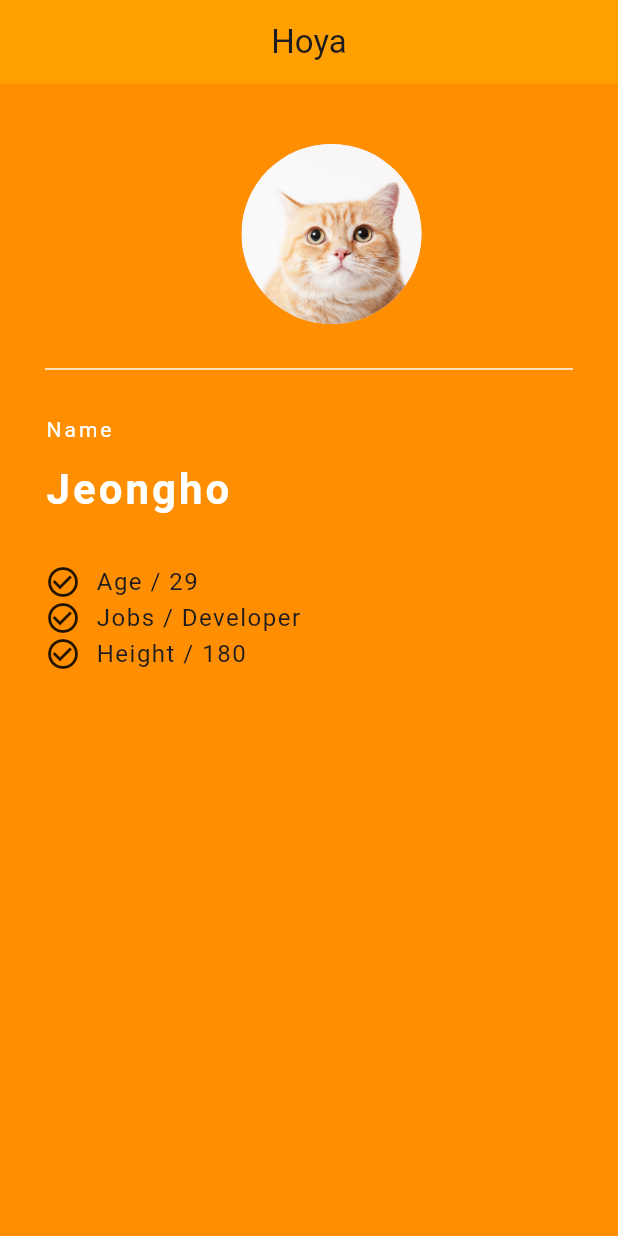
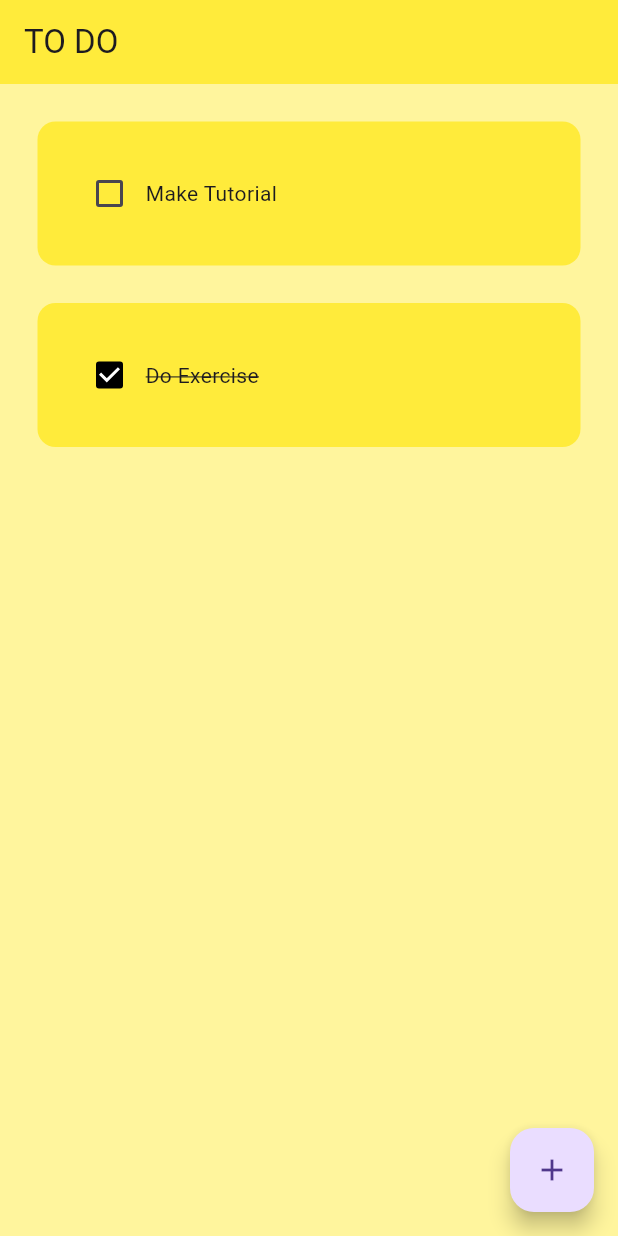
Before and after one commit to Jeongho0805/flutter-practice, a Flutter app: the screen it shows after launch, on a phone screen of 412 x 824 dp. Run offline on Flutter 3.47's test engine with Material 3 defaults, Android fonts, the light colour scheme and no system bars.

Commit message:
feat: todo app

```diff
--- /dev/null
+++ b/lib/component/todo_tile.dart
@@ -0,0 +1,44 @@
+import 'package:flutter/material.dart';
+
+class TodoTile extends StatelessWidget {
+  final String taskName;
+  final bool taskCompleted;
+  Function (bool?)? onChanged;
+
+  TodoTile({
+    super.key,
+    required this.taskName,
+    required this.taskCompleted,
+    required this.onChanged,
+  });
+
+  @override
+  Widget build(BuildContext context) {
+    return Padding(
+      padding: const EdgeInsets.only(left: 25.0, right: 25.0, top: 25.0),
+      child: Container(
+        padding: EdgeInsets.all(24),
+        child: Row(
+          children: [
+            // checkbox
+            Checkbox(
+              value: taskCompleted,
+              onChanged: onChanged,
+              activeColor: Colors.black,
+            ),
+
+            // task name
+            Text(
+              taskName,
+              style: TextStyle(decoration: taskCompleted? TextDecoration.lineThrough : TextDecoration.none),
+            ),
+          ],
+        ),
+        decoration: BoxDecoration(
+          color: Colors.yellow,
+          borderRadius: BorderRadius.circular(12)
+        ),
+      ),
+    );
+  }
+}
--- /dev/null
+++ b/lib/home_page.dart
@@ -0,0 +1,63 @@
+import 'package:contact/component/dialog_box.dart';
+import 'package:contact/component/todo_tile.dart';
+import 'package:flutter/material.dart';
+
+class HomePage extends StatefulWidget {
+  const HomePage({super.key});
+
+  @override
+  State<HomePage> createState() => _HomePageState();
+}
+
+class _HomePageState extends State<HomePage> {
+  final _controller = TextEditingController();
+
+  // list of todo tasks
+  List toDoList = [
+    ["Make Tutorial", false],
+    ["Do Exercise", true]
+  ];
+
+  void checkBoxChanged(bool? value, int index) {
+    setState(() {
+      toDoList[index][1] = !toDoList[index][1];
+    });
+  }
+
+  void createNewTask() {
+    showDialog(
+      context: context,
+      builder: (context) {
+        return DialogBox(
+          controller:,
+        );
+      },
+    );
+  }
+
+  @override
+  Widget build(BuildContext context) {
+    return Scaffold(
+      backgroundColor: Colors.yellow[200],
+      appBar: AppBar(
+        title: Text('TO DO'),
+        backgroundColor: Colors.yellow,
+        elevation: 0,
+      ),
+      floatingActionButton: FloatingActionButton(
+        onPressed: createNewTask,
+        child: Icon(Icons.add),
+      ),
+      body: ListView.builder(
+        itemCount: toDoList.length,
+        itemBuilder: (context, index) {
+          return TodoTile(
+              taskName: toDoList[index][0],
+              taskCompleted: toDoList[index][1],
+              onChanged: (value) => checkBoxChanged(value, index),
+          );
+        },
+      )
+    );
+  }
+}
--- a/lib/main.dart
+++ b/lib/main.dart
@@ -1,3 +1,4 @@
+import 'package:contact/home_page.dart';
 import 'package:flutter/material.dart';
 
 void main() => runApp(MyApp());
@@ -7,106 +8,9 @@ class MyApp extends StatelessWidget {
   @override
   Widget build(BuildContext context) {
     return MaterialApp(
-      title: 'Jeongho',
-      home: Grade() ,
-
+      debugShowCheckedModeBanner: false,
+      home: HomePage(),
+      theme: ThemeData(primarySwatch: Colors.yellow),
     );
   }
 }
-
-class Grade extends StatelessWidget {
-  @override
-  Widget build(BuildContext context) {
-    return Scaffold(
-      backgroundColor: Colors.amber[800],
-      appBar: AppBar(
-        title: Text('Hoya'),
-        backgroundColor: Colors.amber[700],
-        centerTitle: true,
-        elevation: 0.0,
-      ),
-      body: Padding(
-        padding: EdgeInsets.fromLTRB(30.0, 40.0, 0, 0),
-        child: Column(
-          crossAxisAlignment: CrossAxisAlignment.start,//
-          children: const <Widget>[
-            Center(
-              child: CircleAvatar(
-                backgroundImage: AssetImage('assets/cat.jpeg'),
-                radius: 60.0,
-              ),
-            ),
-            Divider(
-              height: 60.0,
-              color: Colors.white,
-              thickness: 1.0,
-              endIndent: 30.0,
-            ),
-            Text('Name',
-            style: TextStyle(
-              color: Colors.white,
-              letterSpacing: 2.0
-            ),
-            ),
-            SizedBox(
-              height: 10.0,
-            ),
-            Text('Jeongho',
-            style: TextStyle(
-              color: Colors.white,
-              letterSpacing: 2.0,
-              fontSize: 28.0,
-              fontWeight: FontWeight.bold
-            ),
-            ),
-            SizedBox(
-              height: 30.0,
-            ),
-            Row(
-              children: <Widget>[
-                Icon(Icons.check_circle_outline),
-                SizedBox(
-                  width: 10.0,
-                ),
-                Text('Age / 29',
-                style: TextStyle(
-                  fontSize: 16.0,
-                  letterSpacing: 1.0
-                ),
-                )
-              ],
-            ),
-            Row(
-              children: <Widget>[
-                Icon(Icons.check_circle_outline),
-                SizedBox(
-                  width: 10.0,
-                ),
-                Text('Jobs / Developer',
-                  style: TextStyle(
-                      fontSize: 16.0,
-                      letterSpacing: 1.0
-                  ),
-                )
-              ],
-            ),
-            Row(
-              children: <Widget>[
-                Icon(Icons.check_circle_outline),
-                SizedBox(
-                  width: 10.0,
-                ),
-                Text('Height / 180',
-                  style: TextStyle(
-                      fontSize: 16.0,
-                      letterSpacing: 1.0
-                  ),
-                )
-              ],
-            )
-          ],
-        )
-      ),
-    );
-  }
-}
--- a/pubspec.yaml
+++ b/pubspec.yaml
@@ -26,6 +26,7 @@ dependencies:
     sdk: flutter
 
   cupertino_icons: ^1.0.2
+  http: ^1.2.0
 
 dev_dependencies:
   flutter_test:
```
Also changed, not shown: lib/component/dialog_box.dart (added, +32 -0 lines), lib/component/my_button.dart (added, +17 -0 lines), lib/practice/main2.dart (added, +56 -0 lines), lib/practice/main3.dart (added, +92 -0 lines), lib/practice/main4.dart (added, +65 -0 lines), pubspec.lock.
